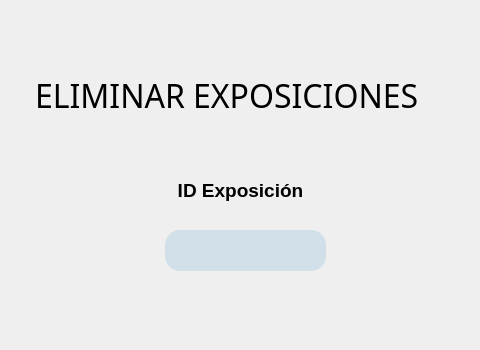
Above: src/vista/ui/EliminarExposiciones.ui from eperec03/museo before the change; both pictures show x 145 to 625 and y 0 to 350 of the 800 by 600 pixel window. Below: the same form after it.
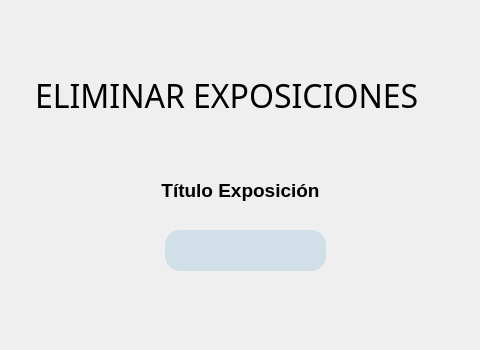
That is the form after the change.

Patch:
```diff
--- a/src/vista/ui/EliminarExposiciones.ui
+++ b/src/vista/ui/EliminarExposiciones.ui
@@ -219,7 +219,7 @@
      </rect>
     </property>
     <property name="text">
-     <string>&lt;html&gt;&lt;head/&gt;&lt;body&gt;&lt;p align=&quot;center&quot;&gt;&lt;span style=&quot; font-size:14pt; font-weight:600;&quot;&gt;ID Exposición&lt;/span&gt;&lt;/p&gt;&lt;/body&gt;&lt;/html&gt;</string>
+     <string>&lt;html&gt;&lt;head/&gt;&lt;body&gt;&lt;p align=&quot;center&quot;&gt;&lt;span style=&quot; font-size:14pt; font-weight:600;&quot;&gt;Título Exposición&lt;/span&gt;&lt;/p&gt;&lt;/body&gt;&lt;/html&gt;</string>
     </property>
    </widget>
    <widget class="QLabel" name="Titulo">
```
Left out of the diff: 2 changed lines with no effect on the pictures.
